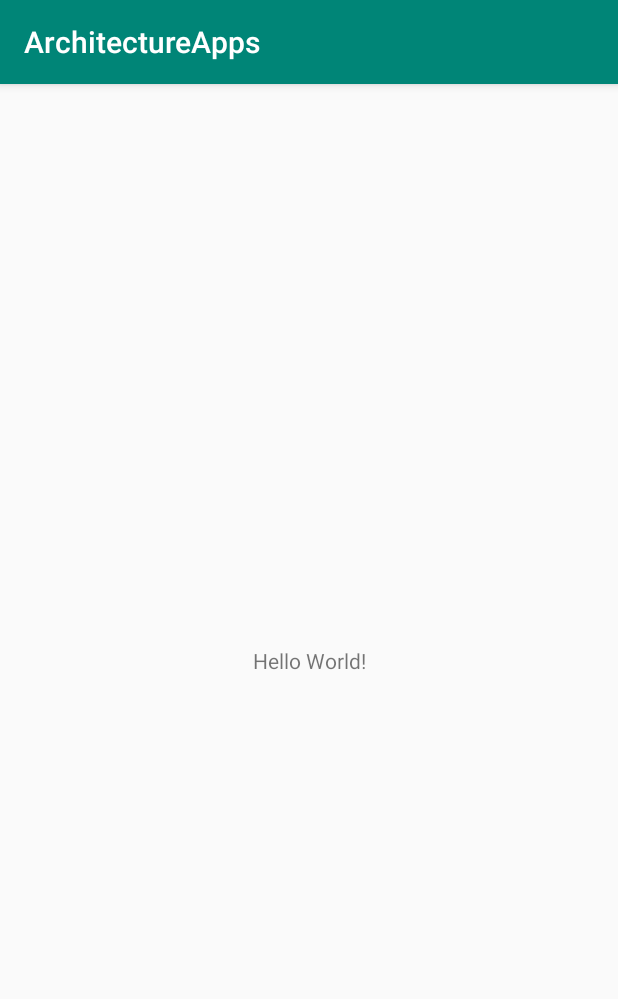
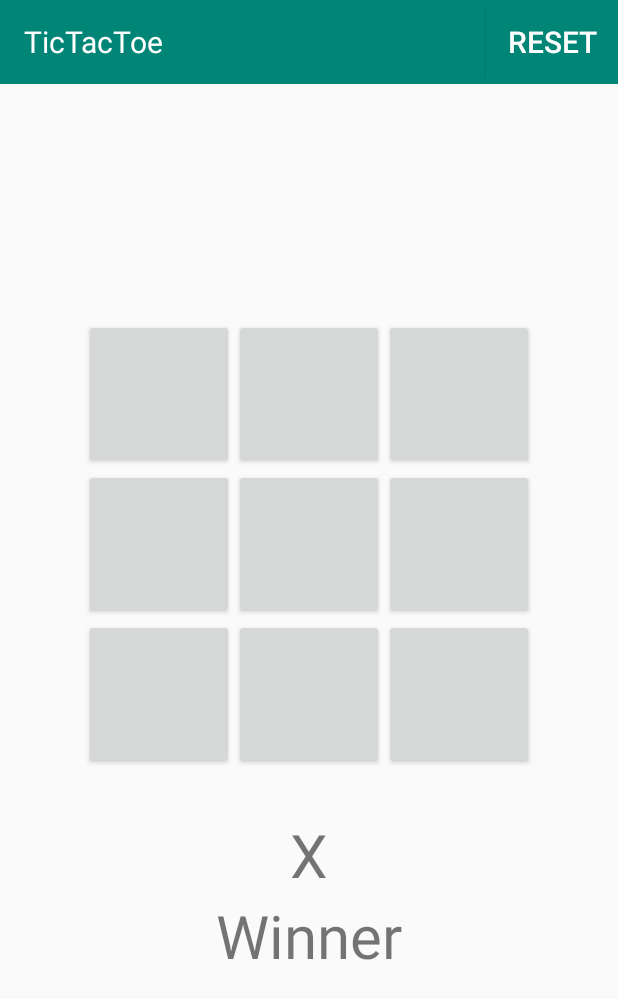
Before and after one commit to nuryawanandri/ArchitectureApps, an Android app: the screen it shows after launch (MainActivity), on a phone screen of 412 x 824 dp. Shown: the top 999 px of the screen. Run offline under Robolectric (Android 15) with nearby library versions, the phone set to English and light mode, and no system bars.

Commit message:
adding layout

```diff
--- a/app/src/main/res/layout/activity_main.xml
+++ b/app/src/main/res/layout/activity_main.xml
@@ -6,13 +6,104 @@
     android:layout_height="match_parent"
     tools:context=".view.MainActivity">
 
-    <TextView
-        android:layout_width="wrap_content"
+    <android.support.v7.widget.Toolbar
+        android:id="@+id/toolbar"
+        android:layout_width="match_parent"
         android:layout_height="wrap_content"
-        android:text="Hello World!"
-        app:layout_constraintBottom_toBottomOf="parent"
-        app:layout_constraintLeft_toLeftOf="parent"
-        app:layout_constraintRight_toRightOf="parent"
-        app:layout_constraintTop_toTopOf="parent" />
+        android:background="@color/colorPrimary"
+        app:titleTextColor="#FFFFFF">
+
+        <TextView
+            android:layout_width="wrap_content"
+            android:layout_height="match_parent"
+            android:text="TicTacToe"
+            android:textSize="20dp"
+            android:textColor="#FFFFFF"/>
+
+        <RelativeLayout
+            android:layout_width="wrap_content"
+            android:layout_height="wrap_content">
+            <Button
+                android:layout_width="wrap_content"
+                android:layout_height="wrap_content"
+                android:text="Reset"
+                android:background="@color/colorPrimary"
+                android:textColor="#FFFFFF"
+                android:textSize="20dp"
+                android:layout_alignParentRight="true"
+                />
+        </RelativeLayout>
+
+    </android.support.v7.widget.Toolbar>
+
+    <LinearLayout
+        android:layout_width="match_parent"
+        android:layout_height="match_parent"
+        android:orientation="vertical"
+        android:gravity="center"
+        android:layout_marginTop="40dp"
+        >
+
+        <GridLayout
+            android:id="@+id/board"
+            android:layout_width="wrap_content"
+            android:layout_height="wrap_content"
+            android:rowCount="3"
+            android:columnCount="3">
+
+            <Button
+                android:layout_width="100dp"
+                android:layout_height="100dp" />
+
+            <Button
+                android:layout_width="100dp"
+                android:layout_height="100dp" />
+
+            <Button
+                android:layout_width="100dp"
+                android:layout_height="100dp" />
+
+            <Button
+                android:layout_width="100dp"
+                android:layout_height="100dp" />
+
+            <Button
+                android:layout_width="100dp"
+                android:layout_height="100dp" />
+
+            <Button
+                android:layout_width="100dp"
+                android:layout_height="100dp" />
+
+            <Button
+                android:layout_width="100dp"
+                android:layout_height="100dp" />
+
+            <Button
+                android:layout_width="100dp"
+                android:layout_height="100dp" />
+
+            <Button
+                android:layout_width="100dp"
+                android:layout_height="100dp" />
+
+        </GridLayout>
+
+        <TextView
+            android:layout_width="match_parent"
+            android:layout_height="wrap_content"
+            android:text="X"
+            android:textSize="40dp"
+            android:textAlignment="center"
+            android:layout_marginTop="30dp"/>
+
+        <TextView
+            android:layout_width="match_parent"
+            android:layout_height="wrap_content"
+            android:text="Winner"
+            android:textSize="40dp"
+            android:textAlignment="center"/>
+
+    </LinearLayout>
 
 </android.support.constraint.ConstraintLayout>
--- a/app/src/main/res/values/styles.xml
+++ b/app/src/main/res/values/styles.xml
@@ -1,7 +1,7 @@
 <resources>
 
     <!-- Base application theme. -->
-    <style name="AppTheme" parent="Theme.AppCompat.Light.DarkActionBar">
+    <style name="AppTheme" parent="Theme.AppCompat.Light.NoActionBar">
         <!-- Customize your theme here. -->
         <item name="colorPrimary">@color/colorPrimary</item>
         <item name="colorPrimaryDark">@color/colorPrimaryDark</item>
```
